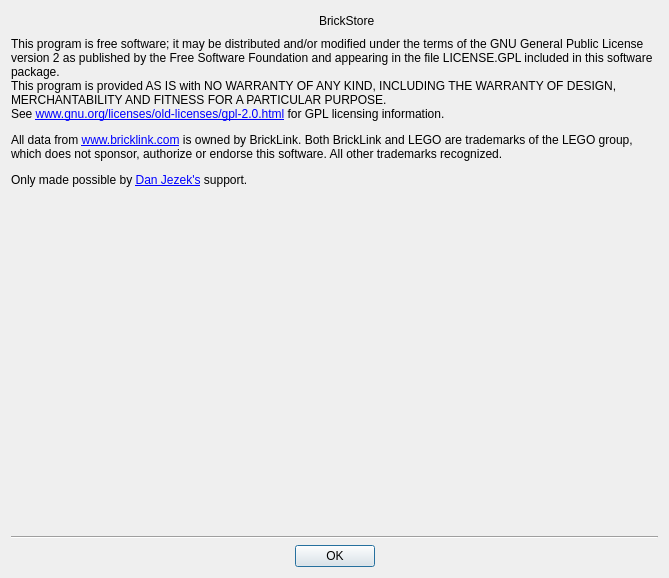
First picture: the form in src/aboutdialog.ui, repository rgriebl/brickstore, before the edit.
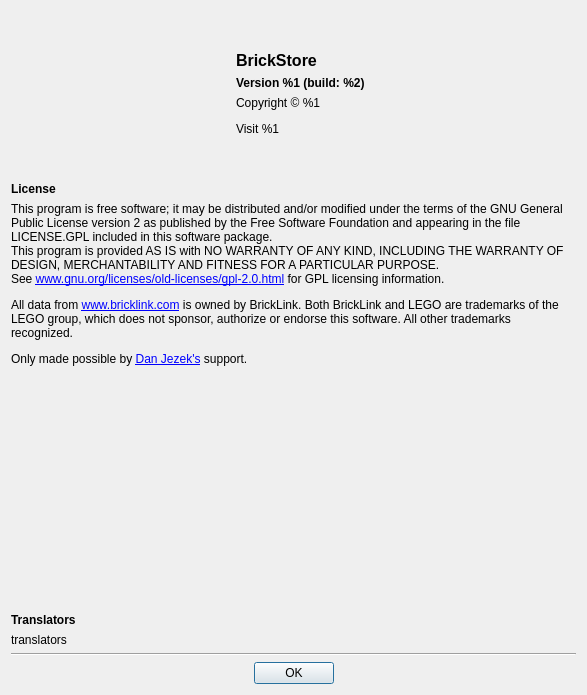
Second picture: the form after the edit. Icons and pictures are not drawn.

```diff
--- a/src/aboutdialog.ui
+++ b/src/aboutdialog.ui
@@ -6,19 +6,16 @@
    <rect>
     <x>0</x>
     <y>0</y>
-    <width>669</width>
-    <height>578</height>
+    <width>587</width>
+    <height>695</height>
    </rect>
   </property>
   <property name="windowTitle">
    <string>About</string>
   </property>
-  <layout class="QVBoxLayout" name="verticalLayout">
+  <layout class="QVBoxLayout" name="verticalLayout_2">
    <item>
     <layout class="QHBoxLayout" name="horizontalLayout">
-     <property name="spacing">
-      <number>18</number>
-     </property>
      <item>
       <spacer name="horizontalSpacer">
        <property name="orientation">
@@ -46,17 +43,115 @@
       </widget>
      </item>
      <item>
-      <widget class="QLabel" name="w_header">
-       <property name="text">
-        <string notr="true">BrickStore</string>
-       </property>
-       <property name="openExternalLinks">
-        <bool>true</bool>
-       </property>
-       <property name="textInteractionFlags">
-        <set>Qt::TextBrowserInteraction</set>
-       </property>
-      </widget>
+      <layout class="QVBoxLayout" name="verticalLayout">
+       <item>
+        <spacer name="verticalSpacer_2">
+         <property name="orientation">
+          <enum>Qt::Vertical</enum>
+         </property>
+         <property name="sizeType">
+          <enum>QSizePolicy::Ignored</enum>
+         </property>
+         <property name="sizeHint" stdset="0">
+          <size>
+           <width>20</width>
+           <height>40</height>
+          </size>
+         </property>
+        </spacer>
+       </item>
+       <item>
+        <widget class="QLabel" name="appname">
+         <property name="font">
+          <font>
+           <pointsize>12</pointsize>
+           <weight>75</weight>
+           <bold>true</bold>
+          </font>
+         </property>
+         <property name="text">
+          <string notr="true">BrickStore</string>
+         </property>
+         <property name="openExternalLinks">
+          <bool>true</bool>
+         </property>
+         <property name="textInteractionFlags">
+          <set>Qt::TextBrowserInteraction</set>
+         </property>
+        </widget>
+       </item>
+       <item>
+        <widget class="QLabel" name="version">
+         <property name="font">
+          <font>
+           <weight>75</weight>
+           <bold>true</bold>
+          </font>
+         </property>
+         <property name="text">
+          <string>Version %1 (build: %2)</string>
+         </property>
+         <property name="textFormat">
+          <enum>Qt::RichText</enum>
+         </property>
+        </widget>
+       </item>
+       <item>
+        <widget class="QLabel" name="copyright">
+         <property name="text">
+          <string>Copyright &amp;copy; %1</string>
+         </property>
+         <property name="textFormat">
+          <enum>Qt::RichText</enum>
+         </property>
+        </widget>
+       </item>
+       <item>
+        <spacer name="verticalSpacer">
+         <property name="orientation">
+          <enum>Qt::Vertical</enum>
+         </property>
+         <property name="sizeType">
+          <enum>QSizePolicy::Fixed</enum>
+         </property>
+         <property name="sizeHint" stdset="0">
+          <size>
+           <width>20</width>
+           <height>6</height>
+          </size>
+         </property>
+        </spacer>
+       </item>
+       <item>
+        <widget class="QLabel" name="visit">
+         <property name="text">
+          <string>Visit %1</string>
+         </property>
+         <property name="textFormat">
+          <enum>Qt::RichText</enum>
+         </property>
+         <property name="openExternalLinks">
+          <bool>true</bool>
+         </property>
+        </widget>
+       </item>
+       <item>
+        <spacer name="verticalSpacer_3">
+         <property name="orientation">
+          <enum>Qt::Vertical</enum>
+         </property>
+         <property name="sizeType">
+          <enum>QSizePolicy::Ignored</enum>
+         </property>
+         <property name="sizeHint" stdset="0">
+          <size>
+           <width>20</width>
+           <height>40</height>
+          </size>
+         </property>
+        </spacer>
+       </item>
+      </layout>
      </item>
      <item>
       <spacer name="horizontalSpacer_2">
@@ -74,7 +169,20 @@
     </layout>
    </item>
    <item>
-    <widget class="QLabel" name="w_browser">
+    <widget class="QLabel" name="label_2">
+     <property name="font">
+      <font>
+       <weight>75</weight>
+       <bold>true</bold>
+      </font>
+     </property>
+     <property name="text">
+      <string>License</string>
+     </property>
+    </widget>
+   </item>
+   <item>
+    <widget class="QLabel" name="license">
      <property name="sizePolicy">
       <sizepolicy hsizetype="Preferred" vsizetype="Preferred">
        <horstretch>0</horstretch>
@@ -97,7 +205,39 @@
       <number>6</number>
      </property>
      <property name="textInteractionFlags">
-      <set>Qt::TextBrowserInteraction</set>
+      <set>Qt::LinksAccessibleByMouse|Qt::TextSelectableByMouse</set>
+     </property>
+    </widget>
+   </item>
+   <item>
+    <widget class="QLabel" name="label">
+     <property name="font">
+      <font>
+       <weight>75</weight>
+       <bold>true</bold>
+      </font>
+     </property>
+     <property name="text">
+      <string>Translators</string>
+     </property>
+    </widget>
+   </item>
+   <item>
+    <widget class="QLabel" name="translators">
+     <property name="text">
+      <string notr="true">translators</string>
+     </property>
+     <property name="textFormat">
+      <enum>Qt::RichText</enum>
+     </property>
+     <property name="margin">
+      <number>6</number>
+     </property>
+     <property name="openExternalLinks">
+      <bool>true</bool>
+     </property>
+     <property name="textInteractionFlags">
+      <set>Qt::LinksAccessibleByMouse|Qt::TextSelectableByMouse</set>
      </property>
     </widget>
    </item>
@@ -109,7 +249,7 @@
     </widget>
    </item>
    <item>
-    <widget class="QDialogButtonBox" name="w_buttons">
+    <widget class="QDialogButtonBox" name="buttons">
      <property name="orientation">
       <enum>Qt::Horizontal</enum>
      </property>
```
Left out of the diff: 7 changed lines with no effect on the pictures.
